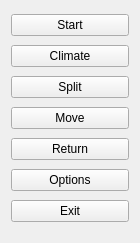
This is mainmenu.ui in tps12/Tec-Nine as Qt 5 draws it before an edit. The edited form follows.
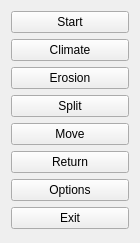
This is the edited form.

Commit message: Add erosion test tool

```diff
--- a/mainmenu.ui
+++ b/mainmenu.ui
@@ -40,6 +40,13 @@
      </property>
     </widget>
    </item>
+   <item>
+    <widget class="QPushButton" name="erosion">
+     <property name="text">
+      <string>Erosion</string>
+     </property>
+    </widget>
+   </item>
    <item>
     <widget class="QPushButton" name="split">
      <property name="text">
```
The commit also changes 6 other files.
